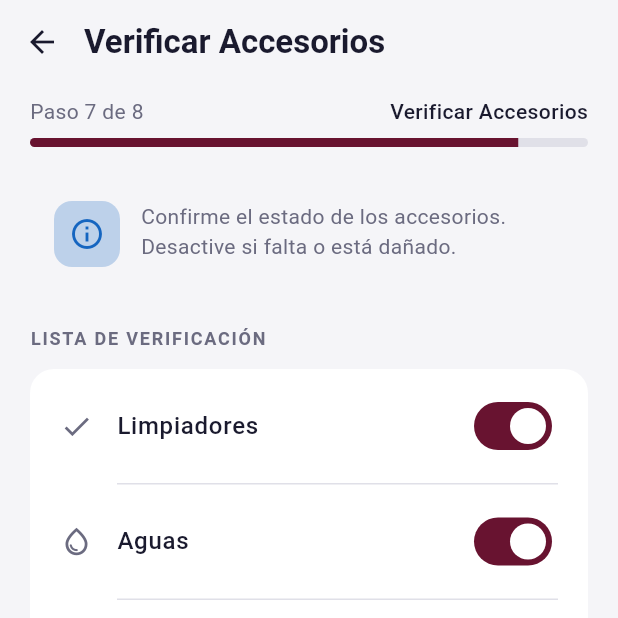
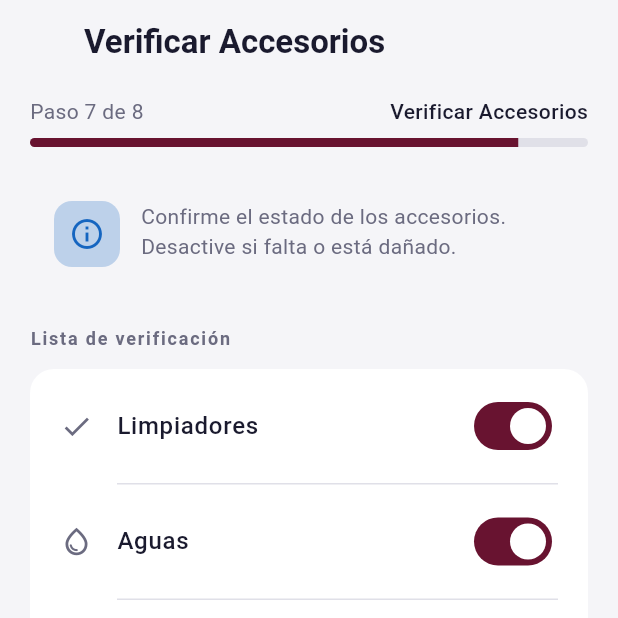
Before and after one commit to Proyectos-Spring-Telecom/ShiftControlApp, a Flutter app: the AccesoriosPage screen opened directly, after a tap on "Continuar", after a tap on the "close" icon, on a phone screen of 412 x 824 dp, the top half of it. Run offline on Flutter 3.47's test engine with Material 3 defaults, Android fonts, the phone set to English and light mode, and no system bars; our stand-ins replace calendar_date_picker2, camera, flutter_riverpod, geolocator, image_picker, quickalert and 1 more; missing offline and left inert: dart:html, gradient_slide_to_act, mobile_scanner; accounts and stored records are empty.

Commit message:
[update] AppAlertBanner duracion de 3 segundos, Registro Combustible, Interfaz Luces Del Vehiculo, interfaz accesorios, contenedor en resumen de turno el apartado de odometro

```diff
--- a/lib/core/constants/app_constants.dart
+++ b/lib/core/constants/app_constants.dart
@@ -37,4 +37,7 @@ abstract final class AppConstants {
   static const String keyChecklistIdBitacoraCierre = 'checklist_id_bitacora_cierre';
   static const String keyChecklistDuracionCierre = 'checklist_duracion_cierre';
   static const String keyChecklistEsCierre = 'checklist_es_cierre';
+
+  /// Ancho del área leading cuando no hay botón de regreso (equivale al IconButton back).
+  static const double appBarLeadingWidthWithoutBack = 56;
 }
--- a/lib/presentation/turnos/accesorios/accesorios_page.dart
+++ b/lib/presentation/turnos/accesorios/accesorios_page.dart
@@ -2,6 +2,7 @@ import 'package:flutter/material.dart';
 import '../../widgets/app_alert_banner.dart';
 import 'package:flutter_riverpod/flutter_riverpod.dart';
 
+import '../../../core/constants/app_constants.dart';
 import '../../../core/errors/app_exception.dart';
 import '../../../data/models/registrar_accesorios_vehiculo_request.dart';
 import '../checklist_apertura_navigation.dart';
@@ -106,15 +107,16 @@ class _AccesoriosPageState extends ConsumerState<AccesoriosPage> {
 
   @override
   Widget build(BuildContext context) {
-    return Scaffold(
+    return PopScope(
+      canPop: false,
+      child: Scaffold(
       backgroundColor: AccesoriosColors.background(context),
       appBar: AppBar(
         backgroundColor: AccesoriosColors.background(context),
         elevation: 0,
-        leading: IconButton(
-          icon: Icon(Icons.arrow_back, color: AccesoriosColors.textPrimary(context)),
-          onPressed: () => Navigator.of(context).pop(),
-        ),
+        automaticallyImplyLeading: false,
+        leading: const SizedBox.shrink(),
+        leadingWidth: AppConstants.appBarLeadingWidthWithoutBack,
         titleSpacing: 0,
         centerTitle: false,
         title: Text(
@@ -146,6 +148,7 @@ class _AccesoriosPageState extends ConsumerState<AccesoriosPage> {
           ),
           _buildContinuarButton(context),
         ],
+      ),
       ),
     );
   }
@@ -224,7 +227,7 @@ class _AccesoriosPageState extends ConsumerState<AccesoriosPage> {
 
   Widget _buildSectionHeader(BuildContext context) {
     return Text(
-      'LISTA DE VERIFICACIÓN',
+      'Lista de verificación',
       style: Theme.of(context).textTheme.bodySmall?.copyWith(
             color: AccesoriosColors.sectionHeader(context),
             fontWeight: FontWeight.w600,
--- a/lib/presentation/turnos/registro_combustible/registro_combustible_page.dart
+++ b/lib/presentation/turnos/registro_combustible/registro_combustible_page.dart
@@ -213,7 +213,7 @@ class _RegistroCombustiblePageState extends ConsumerState<RegistroCombustiblePag
         ref.read(registroCombustibleProvider.notifier).state = response.id;
       }
 
-      showAppAlertSuccess(context, message: response.message ?? 'Incidencia de gasolina registrada correctamente');
+      showAppAlertSuccess(context, message: response.message ?? 'Registro de combustible exitoso.');
       await ref.read(miTurnoActivoProvider.notifier).fetch();
       if (!mounted) return;
       Navigator.of(context).pop();
@@ -228,7 +228,7 @@ class _RegistroCombustiblePageState extends ConsumerState<RegistroCombustiblePag
     } catch (e) {
       if (!mounted) return;
       setState(() => _guardando = false);
-      showAppAlertError(context, message: 'No fue posible registrar la incidencia: $e');
+      showAppAlertError(context, message: 'No fue posible registrar el registro de combustible: $e');
     }
   }
 
--- a/lib/presentation/widgets/app_alert_banner.dart
+++ b/lib/presentation/widgets/app_alert_banner.dart
@@ -1,4 +1,7 @@
 import 'package:flutter/material.dart';
+
+/// Duración visible de todo [AppAlertBanner] mostrado vía [showAppAlertBanner].
+const Duration _bannerVisibilityDuration = Duration(seconds: 3);
 
 /// Tipo de alerta: éxito, información o error.
 enum AppAlertType { success, info, error }
@@ -157,8 +160,14 @@ void showAppAlertBanner(
   VoidCallback? onDismissed,
 }) {
   late OverlayEntry entry;
+  var dismissed = false;
+
   void remove() {
-    entry.remove();
+    if (dismissed) return;
+    dismissed = true;
+    if (entry.mounted) {
+      entry.remove();
+    }
     onDismissed?.call();
   }
 
@@ -177,6 +186,7 @@ void showAppAlertBanner(
   );
 
   Overlay.of(context).insert(entry);
+  Future<void>.delayed(_bannerVisibilityDuration, remove);
 }
 
 /// Banner de éxito (reemplazo visual de SnackBar verde).
```
Also changed, not shown: lib/presentation/turnos/captura_odometro/captura_odometro_page.dart (+8 -5 lines), lib/presentation/turnos/documentacion/documentacion_page.dart (+8 -5 lines), lib/presentation/turnos/identificar_placa/identificar_placa_page.dart (+10 -12 lines), lib/presentation/turnos/indicadores_testigo/indicadores_testigo_page.dart (+8 -5 lines), lib/presentation/turnos/luces_vehiculo/luces_vehiculo_page.dart (+17 -14 lines), lib/presentation/turnos/niveles_fluido/niveles_fluido_page.dart (+8 -5 lines), lib/presentation/turnos/registro_danos/registro_danos_page.dart (+8 -5 lines), lib/presentation/turnos/resumen_turno/resumen_turno_page.dart (+20 -7 lines), 3 other files.
